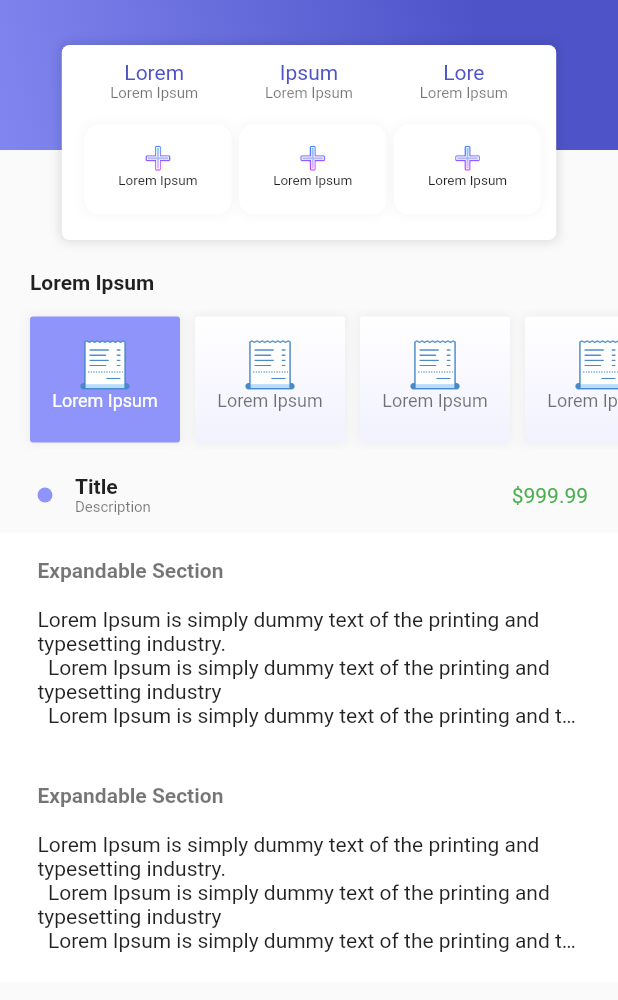
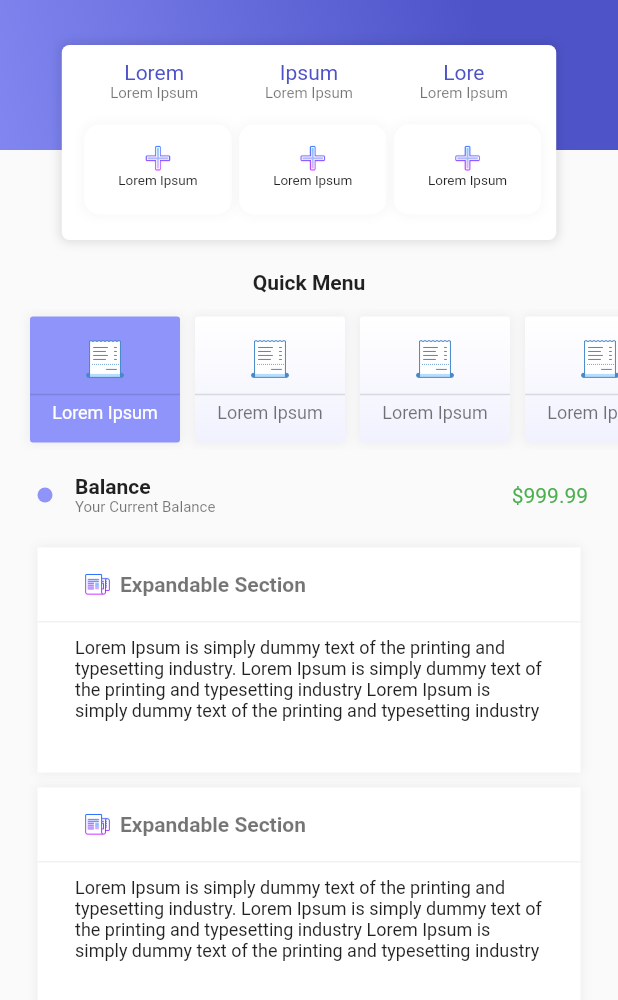
Before and after one commit to AdliRaihan/flutter-development, a Flutter app: the screen it shows after launch, on a phone screen of 412 x 824 dp. Shown: the top 1000 px of the screen. Run offline on Flutter 3.47's test engine with Material 2 defaults, Android fonts, the phone set to English and light mode, and no system bars; our stand-ins replace shared_preferences; missing offline and left inert: dart:ffi; Roboto replaces fonts that are missing (Gill Sans).

Commit message:
New appearances dashboard

```diff
--- a/lib/scenes/pages/member/dashboardWidget.dart
+++ b/lib/scenes/pages/member/dashboardWidget.dart
@@ -195,9 +195,9 @@ class dashboardWidget_middle extends StatelessWidget {
       height: 140,
       padding: EdgeInsets.only(top: 20,bottom: 0),
       child: Column(
-        crossAxisAlignment: CrossAxisAlignment.start,
+        crossAxisAlignment: CrossAxisAlignment.center,
         children: <Widget>[
-          _createTitle("Lorem Ipsum"),
+          _createTitle("Quick Menu"),
           _buildTicket()
         ],
       ),
@@ -209,7 +209,7 @@ class dashboardWidget_middle extends StatelessWidget {
       text,
       style: TextStyle(
         fontSize: 14,
-        fontWeight: FontWeight.w600
+        fontWeight: FontWeight.w600,
       ),
     );
 
@@ -269,12 +269,24 @@ class dashboardWidget_middle extends StatelessWidget {
               Expanded(
                 child: Image.asset("assets/images/ic_blue_receipt.png"),
               ),
+              Container(
+                margin: EdgeInsets.only(top: 10,bottom: 5),
+                height: 1,
+                decoration: BoxDecoration(
+                  border: Border(
+                    bottom: BorderSide(
+                      color: Colors.black12
+                    )
+                  )
+                ),
+              ),
               Expanded(
                 child: Text(
                   'Lorem Ipsum',
                   style: TextStyle(
                     color: (selected) ? Colors.white : Colors.black54,
-                    fontSize: 12
+                    fontSize: 12,
+                    fontFamily: 'Gill Sans'
                   ),
                 ),
               )
@@ -322,14 +334,14 @@ class dashboardWidget_vertical extends StatelessWidget  {
             mainAxisAlignment: MainAxisAlignment.center,
             children: <Widget>[
               Text(
-                'Title',
+                'Balance',
                 style: TextStyle(
                   fontFamily: 'Gill Sans',
                   fontWeight: FontWeight.bold
                 ),
               ),
               Text(
-                'Description',
+                'Your Current Balance',
                 style: TextStyle(
                   fontSize: 10,
                   color: Colors.black54
@@ -353,7 +365,6 @@ class dashboardWidget_vertical extends StatelessWidget  {
   }
 }
 
-
 class dashboardWidgetExpandable extends StatefulWidget {
 
   @override
@@ -373,9 +384,9 @@ class _dashboardWidgetExpandable extends State<dashboardWidgetExpandable> with S
 
     // TODO: implement build
     return AnimatedContainer(
+      margin: EdgeInsets.only(top: 10,left: 25,right: 25),
       duration: Duration(milliseconds: 1500),
       height: (state) ? 50 : 150,
-      color: Colors.white,
       curve: Curves.bounceOut,
       child: InkWell(
         onTap: () {
@@ -394,6 +405,17 @@ class _dashboardWidgetExpandable extends State<dashboardWidgetExpandable> with S
         ),
 
       ),
+
+      decoration: BoxDecoration(
+      color: Colors.white,
+        boxShadow: [
+          BoxShadow(
+            color: Colors.black.withOpacity(0.05),
+            spreadRadius: 1,
+            blurRadius: 5
+          )
+        ]
+      ),
     );
   }
 
@@ -404,9 +426,26 @@ Widget test () {
 
     child: Container(
       height: 50,
-      child: Container(
+      child: AnimatedContainer(
+        duration: Duration(milliseconds: 500),
+        decoration: BoxDecoration(
+          border: Border(
+            bottom: BorderSide(
+              color: (!state) ? Colors.black.withOpacity(0.05) : Colors.transparent
+            )
+          )
+        ),
         padding: EdgeInsets.only(left: 25,right: 25),
         alignment: Alignment.centerLeft,
+        child: Row(
+          children: <Widget>[
+            Container(
+              alignment: Alignment.center,
+              width: 30,
+              height: 20,
+              child: Image.asset("assets/images/ic_blue_news.png"),
+            ),
+            Expanded(
               child: Text(
                 'Expandable Section',
                 textAlign: TextAlign.left,
@@ -415,33 +454,29 @@ Widget test () {
                   color: Colors.black54
                 ),
               ),
+            )
+          ],
+        ),
       ),
     ),
   );
 }
 
 Widget test2 () {
-  String text = '''Lorem Ipsum is simply dummy text of the printing and typesetting industry.
-  Lorem Ipsum is simply dummy text of the printing and typesetting industry
-  Lorem Ipsum is simply dummy text of the printing and typesetting industry
-  Lorem Ipsum is simply dummy text of the printing and typesetting industry
-  Lorem Ipsum is simply dummy text of the printing and typesetting industry
-  Lorem Ipsum is simply dummy text of the printing and typesetting industry
-  Lorem Ipsum is simply dummy text of the printing and typesetting industry
-  Lorem Ipsum is simply dummy text of the printing and typesetting industry''';
+  String text = '''Lorem Ipsum is simply dummy text of the printing and typesetting industry. Lorem Ipsum is simply dummy text of the printing and typesetting industry Lorem Ipsum is simply dummy text of the printing and typesetting industry''';
   return Expanded(
     child: Container(
-      padding: EdgeInsets.only(left: 25,right: 25,top: 0,bottom: 10),
-      height: 50,
+      padding: EdgeInsets.only(left: 25,right: 25,top: 10,bottom: 10),
       child: Text(
         text,
         maxLines: 5,
         overflow: TextOverflow.ellipsis,
+        style: TextStyle(
+          fontSize: 12
+        ),
       ),
     ),
   );
 }
 
-
-
 }
```
Also changed, not shown: assets/images/ic_blue_news.png (added). Lines whose indentation alone changed are shown as unchanged.
